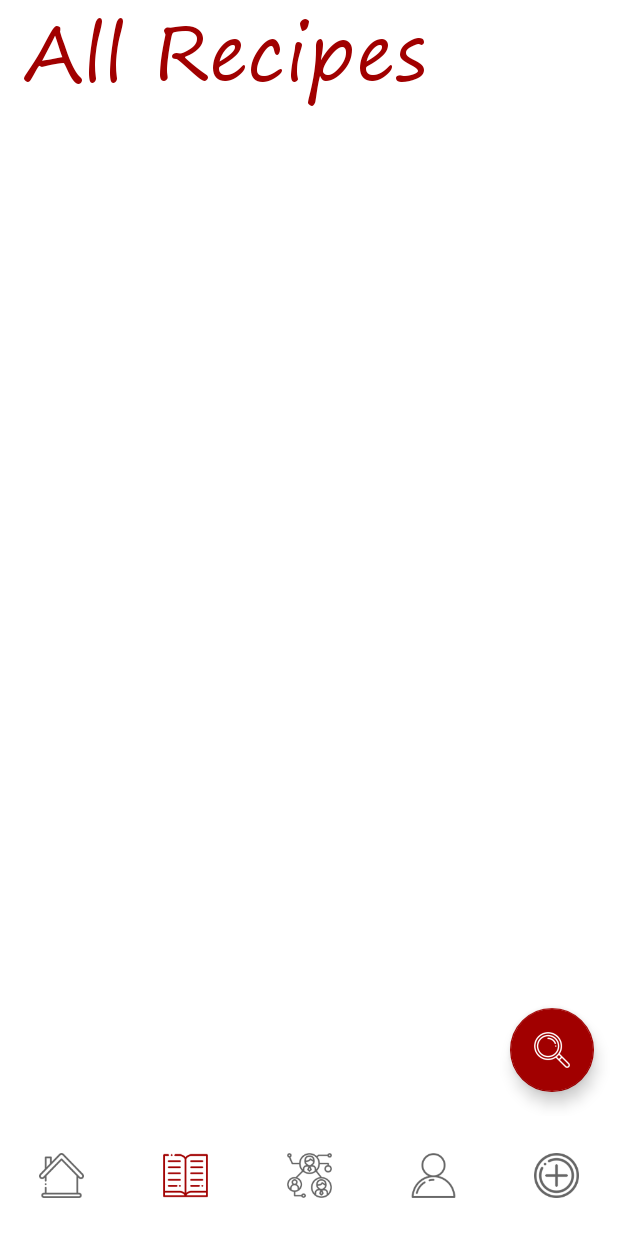
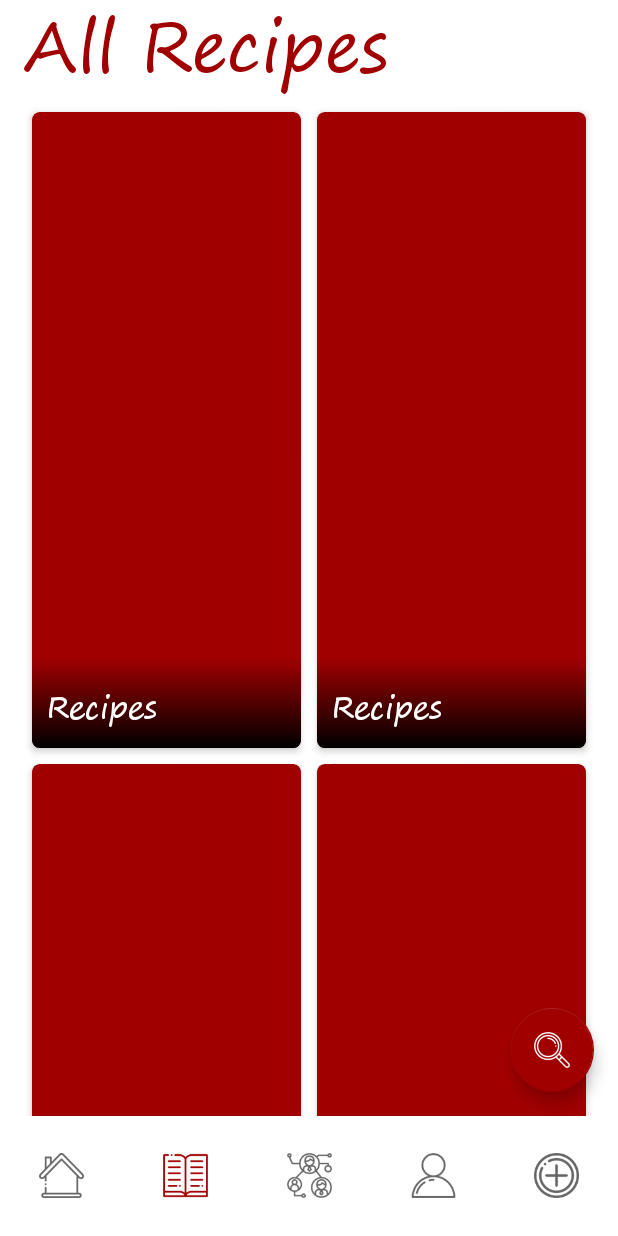
Before and after one commit to JohanneBoisvilliers/CookBook, an Android app: the screen it shows after launch (MainActivity), item 2 of the bottom bar chosen, on a phone screen of 412 x 824 dp. Run offline under Robolectric (Android 15) with nearby library versions, the phone set to English and light mode, and no system bars; our stand-ins replace ButterKnife.

Commit message:
add staggered recyclerview for recipes

```diff
--- a/app/src/main/java/com/example/cookbook/recipesPage/RecipesFragment.java
+++ b/app/src/main/java/com/example/cookbook/recipesPage/RecipesFragment.java
@@ -7,14 +7,23 @@ import android.view.View;
 import android.view.ViewGroup;
 
 import androidx.fragment.app.Fragment;
+import androidx.recyclerview.widget.RecyclerView;
+import androidx.recyclerview.widget.StaggeredGridLayoutManager;
 
 import com.example.cookbook.R;
+
+import butterknife.BindView;
+import butterknife.ButterKnife;
 
 /**
  * A simple {@link Fragment} subclass.
  */
 public class RecipesFragment extends Fragment {
 
+    @BindView(R.id.all_recipes_recyclerview)
+    RecyclerView mRecipesRecyclerView;
+
+    private RecipesListAdapter mListAdapter;
 
     public RecipesFragment() {
         // Required empty public constructor
@@ -27,8 +36,20 @@ public class RecipesFragment extends Fragment {
     @Override
     public View onCreateView(LayoutInflater inflater, ViewGroup container,
                              Bundle savedInstanceState) {
-        // Inflate the layout for this fragment
-        return inflater.inflate(R.layout.fragment_recipes, container, false);
+        View view = inflater.inflate(R.layout.fragment_recipes, container, false);
+        ButterKnife.bind(this, view);
+
+        this.configureRecyclerview();
+
+        return view;
+    }
+
+    private void configureRecyclerview() {
+        mListAdapter = new RecipesListAdapter();
+        StaggeredGridLayoutManager layoutManager = new StaggeredGridLayoutManager(2,
+                StaggeredGridLayoutManager.VERTICAL);
+        mRecipesRecyclerView.setAdapter(mListAdapter);
+        mRecipesRecyclerView.setLayoutManager(layoutManager);
     }
 
 }
--- /dev/null
+++ b/app/src/main/java/com/example/cookbook/recipesPage/RecipesListAdapter.java
@@ -0,0 +1,43 @@
+package com.example.cookbook.recipesPage;
+
+import android.content.Context;
+import android.view.LayoutInflater;
+import android.view.View;
+import android.view.ViewGroup;
+
+import androidx.annotation.NonNull;
+import androidx.recyclerview.widget.RecyclerView;
+
+import com.example.cookbook.R;
+
+import java.util.Random;
+
+public class RecipesListAdapter extends RecyclerView.Adapter<RecipesListViewHolder> {
+
+    private Context mContext;
+    private Random mRandom;
+
+    @NonNull
+    @Override
+    public RecipesListViewHolder onCreateViewHolder(@NonNull ViewGroup parent, int viewType) {
+        mContext = parent.getContext();
+        LayoutInflater layoutInflater = LayoutInflater.from(mContext);
+        View view = layoutInflater.inflate(R.layout.recyclerview_all_recipes_item, parent, false);
+        return new RecipesListViewHolder(view);
+    }
+
+    @Override
+    public void onBindViewHolder(@NonNull RecipesListViewHolder holder, int position) {
+        mRandom = new Random();
+        holder.mPhotoContainer.getLayoutParams().height = getRandomHeight(550, 800);
+    }
+
+    @Override
+    public int getItemCount() {
+        return 10;
+    }
+
+    public int getRandomHeight(int min, int max) {
+        return mRandom.nextInt((max - min) + 1) + min;
+    }
+}
--- /dev/null
+++ b/app/src/main/java/com/example/cookbook/recipesPage/RecipesListViewHolder.java
@@ -0,0 +1,23 @@
+package com.example.cookbook.recipesPage;
+
+import android.view.View;
+import android.widget.ImageView;
+
+import androidx.annotation.NonNull;
+import androidx.recyclerview.widget.RecyclerView;
+
+import com.example.cookbook.R;
+
+import butterknife.BindView;
+import butterknife.ButterKnife;
+
+public class RecipesListViewHolder extends RecyclerView.ViewHolder {
+
+    @BindView(R.id.photo_container)
+    ImageView mPhotoContainer;
+
+    public RecipesListViewHolder(@NonNull View itemView) {
+        super(itemView);
+        ButterKnife.bind(this, itemView);
+    }
+}
--- a/app/src/main/res/layout/fragment_recipes.xml
+++ b/app/src/main/res/layout/fragment_recipes.xml
@@ -21,12 +21,12 @@
         app:layout_constraintLeft_toLeftOf="parent" />
 
     <androidx.recyclerview.widget.RecyclerView
+        android:id="@+id/all_recipes_recyclerview"
         android:layout_width="match_parent"
         android:layout_height="wrap_content"
         app:layout_constraintTop_toBottomOf="@id/all_recipes_title"
         app:layout_constraintLeft_toLeftOf="parent"
         android:layout_marginStart="@dimen/margin_to_border"
-        android:layout_marginTop="@dimen/margin_to_border"
         android:layout_marginEnd="@dimen/margin_to_border" />
 
     <com.google.android.material.floatingactionbutton.FloatingActionButton
--- /dev/null
+++ b/app/src/main/res/layout/recyclerview_all_recipes_item.xml
@@ -0,0 +1,34 @@
+<?xml version="1.0" encoding="utf-8"?>
+<androidx.cardview.widget.CardView xmlns:android="http://schemas.android.com/apk/res/android"
+    xmlns:app="http://schemas.android.com/apk/res-auto"
+    android:layout_width="match_parent"
+    android:layout_height="wrap_content"
+    app:cardBackgroundColor="@color/colorAccent"
+    app:cardCornerRadius="@dimen/radius_card_horizontal"
+    app:cardElevation="3dp"
+    android:layout_margin="@dimen/card_margin">
+
+    <ImageView
+        android:id="@+id/photo_container"
+        android:layout_width="match_parent"
+        android:layout_height="@dimen/base_height_card" />
+
+    <ImageView
+        android:layout_width="match_parent"
+        android:layout_height="@dimen/bottom_gradient_container_height"
+        android:layout_gravity="bottom"
+        android:background="@drawable/gradient_bottom_card" />
+
+    <TextView
+        android:layout_width="match_parent"
+        android:layout_height="wrap_content"
+        android:layout_gravity="bottom"
+        android:text="Recipes"
+        android:maxLines="1"
+        android:textSize="@dimen/text_bottom_gradient_size"
+        android:layout_margin="@dimen/margin_text_bottom"
+        android:textColor="@color/colorPrimary"
+        android:fontFamily="@font/segoepr"
+        android:ellipsize="end" />
+
+</androidx.cardview.widget.CardView>
--- a/app/src/main/res/values/dimen.xml
+++ b/app/src/main/res/values/dimen.xml
@@ -19,5 +19,6 @@
     <dimen name="margin_text_bottom">10sp</dimen>
     <!--ALL RECIPES FRAGMENT-->
     <dimen name="margin_title">-10dp</dimen>
-    <dimen name="title_size">50sp</dimen>
+    <dimen name="title_size">45sp</dimen>
+    <dimen name="base_height_card">250dp</dimen>
 </resources>
```
